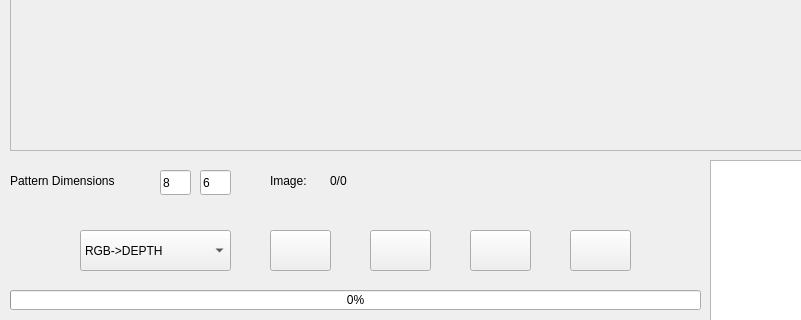
Above: src/modules/ExtrinsicCalibration/src/views/extrinsicCalibration.ui from Jjat00/Deptherm-Inspection before the change; both pictures show x 0 to 801 and y 270 to 590 of the 1162 by 590 pixel window. Below: the same form after it.
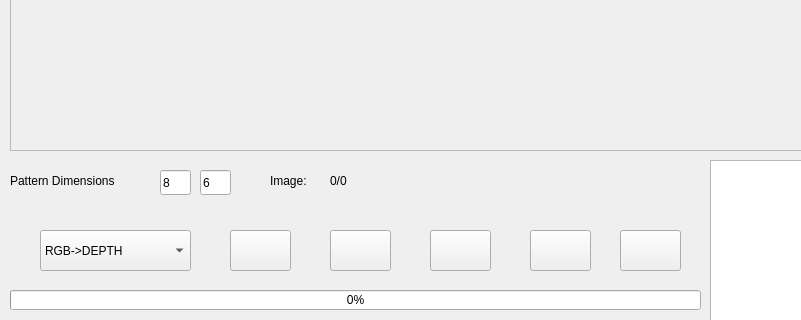
That is the form after the change.

The edit to the form file:
```diff
--- a/src/modules/ExtrinsicCalibration/src/views/extrinsicCalibration.ui
+++ b/src/modules/ExtrinsicCalibration/src/views/extrinsicCalibration.ui
@@ -29,7 +29,7 @@
   <widget class="QPushButton" name="startButton">
    <property name="geometry">
     <rect>
-     <x>370</x>
+     <x>330</x>
      <y>500</y>
      <width>61</width>
      <height>41</height>
@@ -42,7 +42,7 @@
   <widget class="QPushButton" name="loadButton">
    <property name="geometry">
     <rect>
-     <x>270</x>
+     <x>230</x>
      <y>500</y>
      <width>61</width>
      <height>41</height>
@@ -55,7 +55,7 @@
   <widget class="QPushButton" name="saveButton">
    <property name="geometry">
     <rect>
-     <x>570</x>
+     <x>530</x>
      <y>500</y>
      <width>61</width>
      <height>41</height>
@@ -163,7 +163,7 @@
   <widget class="QPushButton" name="clearButton">
    <property name="geometry">
     <rect>
-     <x>470</x>
+     <x>430</x>
      <y>500</y>
      <width>61</width>
      <height>41</height>
@@ -212,7 +212,7 @@
   <widget class="QComboBox" name="comboBox">
    <property name="geometry">
     <rect>
-     <x>80</x>
+     <x>40</x>
      <y>500</y>
      <width>151</width>
      <height>41</height>
@@ -242,6 +242,19 @@
     <string>Image:</string>
    </property>
   </widget>
+  <widget class="QPushButton" name="uploadButton">
+   <property name="geometry">
+    <rect>
+     <x>620</x>
+     <y>500</y>
+     <width>61</width>
+     <height>41</height>
+    </rect>
+   </property>
+   <property name="text">
+    <string/>
+   </property>
+  </widget>
  </widget>
  <resources/>
  <connections/>
```
